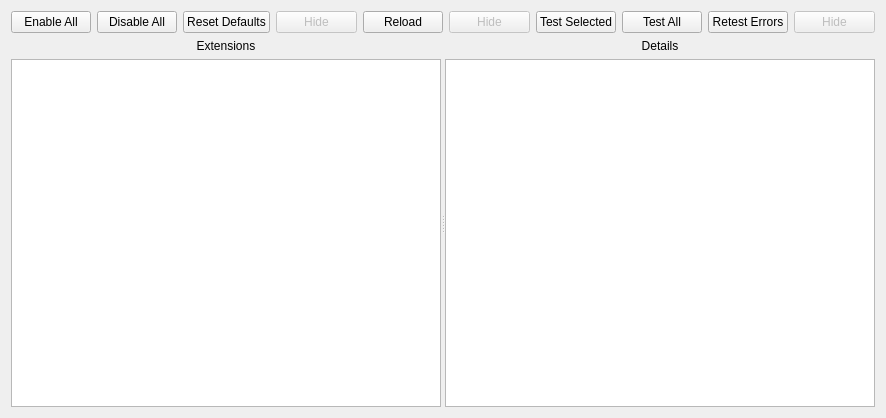
This is Plugins/GUI/x4c_gui_extensions_tab.ui in bvbohnen/X4_Customizer as Qt 5 draws it before an edit. The edited form follows.
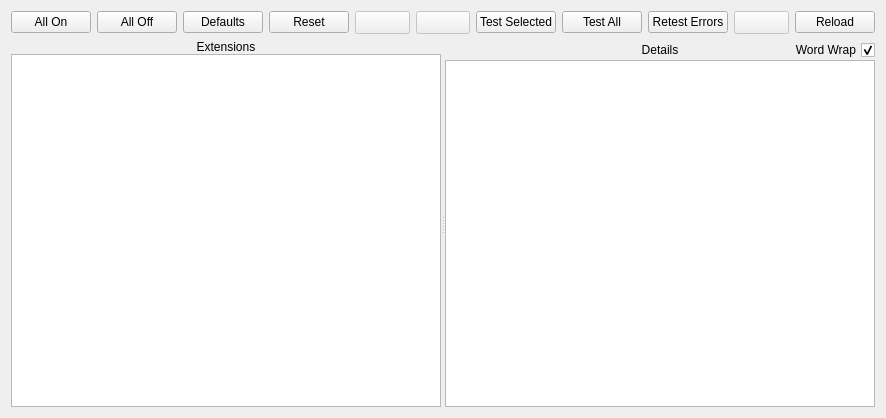
This is the edited form.

Diff of the .ui file:
```diff
--- a/Plugins/GUI/x4c_gui_extensions_tab.ui
+++ b/Plugins/GUI/x4c_gui_extensions_tab.ui
@@ -13,9 +13,9 @@
   <property name="windowTitle">
    <string>Form</string>
   </property>
-  <layout class="QGridLayout" name="gridLayout_6">
+  <layout class="QGridLayout" name="gridLayout_4">
    <item row="0" column="0">
-    <layout class="QGridLayout" name="gridLayout_5">
+    <layout class="QGridLayout" name="gridLayout_2">
      <item row="1" column="0">
       <widget class="QSplitter" name="hsplitter">
        <property name="orientation">
@@ -23,6 +23,16 @@
        </property>
        <widget class="QWidget" name="layoutWidget">
         <layout class="QGridLayout" name="gridLayout_3">
+         <property name="spacing">
+          <number>0</number>
+         </property>
+         <item row="1" column="0">
+          <widget class="QTreeView" name="w_model_view">
+           <property name="sortingEnabled">
+            <bool>true</bool>
+           </property>
+          </widget>
+         </item>
          <item row="0" column="0">
           <widget class="QLabel" name="label_4">
            <property name="text">
@@ -33,17 +43,14 @@
            </property>
           </widget>
          </item>
-         <item row="1" column="0">
-          <widget class="QListView" name="w_listView"/>
-         </item>
         </layout>
        </widget>
        <widget class="QWidget" name="layoutWidget">
-        <layout class="QGridLayout" name="gridLayout_4">
-         <item row="1" column="0">
-          <widget class="QTextBrowser" name="w_text_details"/>
-         </item>
-         <item row="0" column="0">
+        <layout class="QGridLayout" name="gridLayout" columnstretch="0,0,0" columnminimumwidth="0,0,0">
+         <property name="spacing">
+          <number>0</number>
+         </property>
+         <item row="0" column="1">
           <widget class="QLabel" name="label_3">
            <property name="text">
             <string>Details</string>
@@ -53,6 +60,33 @@
            </property>
           </widget>
          </item>
+         <item row="0" column="0">
+          <widget class="QLabel" name="label">
+           <property name="text">
+            <string/>
+           </property>
+          </widget>
+         </item>
+         <item row="1" column="0" colspan="3">
+          <widget class="QTextBrowser" name="w_text_details">
+           <property name="openLinks">
+            <bool>false</bool>
+           </property>
+          </widget>
+         </item>
+         <item row="0" column="2">
+          <widget class="QCheckBox" name="w_checkbox_word_wrap">
+           <property name="layoutDirection">
+            <enum>Qt::RightToLeft</enum>
+           </property>
+           <property name="text">
+            <string>Word Wrap</string>
+           </property>
+           <property name="checked">
+            <bool>true</bool>
+           </property>
+          </widget>
+         </item>
         </layout>
        </widget>
       </widget>
@@ -61,66 +95,108 @@
       <layout class="QHBoxLayout" name="horizontalLayout">
        <item>
         <widget class="QPushButton" name="w_button_enable_all">
+         <property name="sizePolicy">
+          <sizepolicy hsizetype="Preferred" vsizetype="Fixed">
+           <horstretch>0</horstretch>
+           <verstretch>0</verstretch>
+          </sizepolicy>
+         </property>
+         <property name="toolTip">
+          <string>Enable all extensions</string>
+         </property>
          <property name="text">
-          <string>Enable All</string>
+          <string>All On</string>
          </property>
         </widget>
        </item>
        <item>
         <widget class="QPushButton" name="w_button_disable_all">
+         <property name="sizePolicy">
+          <sizepolicy hsizetype="Preferred" vsizetype="Fixed">
+           <horstretch>0</horstretch>
+           <verstretch>0</verstretch>
+          </sizepolicy>
+         </property>
+         <property name="toolTip">
+          <string>Disable all extensions</string>
+         </property>
          <property name="text">
-          <string>Disable All</string>
+          <string>All Off</string>
          </property>
         </widget>
        </item>
        <item>
-        <widget class="QPushButton" name="w_button_reset_defaults">
+        <widget class="QPushButton" name="w_button_use_defaults">
+         <property name="sizePolicy">
+          <sizepolicy hsizetype="Preferred" vsizetype="Fixed">
+           <horstretch>0</horstretch>
+           <verstretch>0</verstretch>
+          </sizepolicy>
+         </property>
+         <property name="toolTip">
+          <string>Set all extensions to their default enabled state</string>
+         </property>
          <property name="text">
-          <string>Reset Defaults</string>
+          <string>Defaults</string>
          </property>
         </widget>
        </item>
        <item>
-        <widget class="QPushButton" name="w_hide_3">
-         <property name="enabled">
-          <bool>false</bool>
-         </property>
+        <widget class="QPushButton" name="w_button_undo_changes">
          <property name="sizePolicy">
-          <sizepolicy hsizetype="MinimumExpanding" vsizetype="Fixed">
+          <sizepolicy hsizetype="Preferred" vsizetype="Fixed">
            <horstretch>0</horstretch>
            <verstretch>0</verstretch>
           </sizepolicy>
          </property>
          <property name="text">
-          <string>Hide</string>
+          <string>Reset</string>
          </property>
         </widget>
        </item>
        <item>
-        <widget class="QPushButton" name="w_button_reload">
+        <widget class="QToolButton" name="w_hide_3">
+         <property name="enabled">
+          <bool>false</bool>
+         </property>
+         <property name="sizePolicy">
+          <sizepolicy hsizetype="Expanding" vsizetype="Fixed">
+           <horstretch>0</horstretch>
+           <verstretch>0</verstretch>
+          </sizepolicy>
+         </property>
          <property name="text">
-          <string>Reload</string>
+          <string/>
          </property>
         </widget>
        </item>
        <item>
-        <widget class="QPushButton" name="w_hide_1">
+        <widget class="QToolButton" name="w_hide_1">
          <property name="enabled">
           <bool>false</bool>
          </property>
          <property name="sizePolicy">
-          <sizepolicy hsizetype="MinimumExpanding" vsizetype="Fixed">
+          <sizepolicy hsizetype="Expanding" vsizetype="Fixed">
            <horstretch>0</horstretch>
            <verstretch>0</verstretch>
           </sizepolicy>
          </property>
          <property name="text">
-          <string>Hide</string>
+          <string/>
          </property>
         </widget>
        </item>
        <item>
         <widget class="QPushButton" name="w_button_test_selected">
+         <property name="sizePolicy">
+          <sizepolicy hsizetype="Preferred" vsizetype="Fixed">
+           <horstretch>0</horstretch>
+           <verstretch>0</verstretch>
+          </sizepolicy>
+         </property>
+         <property name="toolTip">
+          <string>Run tests on the selected extension if enabled</string>
+         </property>
          <property name="text">
           <string>Test Selected</string>
          </property>
@@ -128,6 +204,15 @@
        </item>
        <item>
         <widget class="QPushButton" name="w_button_test_all">
+         <property name="sizePolicy">
+          <sizepolicy hsizetype="Preferred" vsizetype="Fixed">
+           <horstretch>0</horstretch>
+           <verstretch>0</verstretch>
+          </sizepolicy>
+         </property>
+         <property name="toolTip">
+          <string>Run tests on all enabled extensions</string>
+         </property>
          <property name="text">
           <string>Test All</string>
          </property>
@@ -135,24 +220,49 @@
        </item>
        <item>
         <widget class="QPushButton" name="w_button_retest_errors">
+         <property name="sizePolicy">
+          <sizepolicy hsizetype="Preferred" vsizetype="Fixed">
+           <horstretch>0</horstretch>
+           <verstretch>0</verstretch>
+          </sizepolicy>
+         </property>
+         <property name="toolTip">
+          <string>Run tests on enabled extensions with errors or untested</string>
+         </property>
          <property name="text">
           <string>Retest Errors</string>
          </property>
         </widget>
        </item>
        <item>
-        <widget class="QPushButton" name="w_hide_2">
+        <widget class="QToolButton" name="w_hide_2">
          <property name="enabled">
           <bool>false</bool>
          </property>
          <property name="sizePolicy">
-          <sizepolicy hsizetype="MinimumExpanding" vsizetype="Fixed">
+          <sizepolicy hsizetype="Expanding" vsizetype="Fixed">
            <horstretch>0</horstretch>
            <verstretch>0</verstretch>
           </sizepolicy>
          </property>
          <property name="text">
-          <string>Hide</string>
+          <string/>
+         </property>
+        </widget>
+       </item>
+       <item>
+        <widget class="QPushButton" name="w_button_reload">
+         <property name="sizePolicy">
+          <sizepolicy hsizetype="Preferred" vsizetype="Fixed">
+           <horstretch>0</horstretch>
+           <verstretch>0</verstretch>
+          </sizepolicy>
+         </property>
+         <property name="toolTip">
+          <string>Reload the extension list from disk</string>
+         </property>
+         <property name="text">
+          <string>Reload</string>
          </property>
         </widget>
        </item>
```
Left out of the diff: 3 changed lines with no effect on the pictures.
